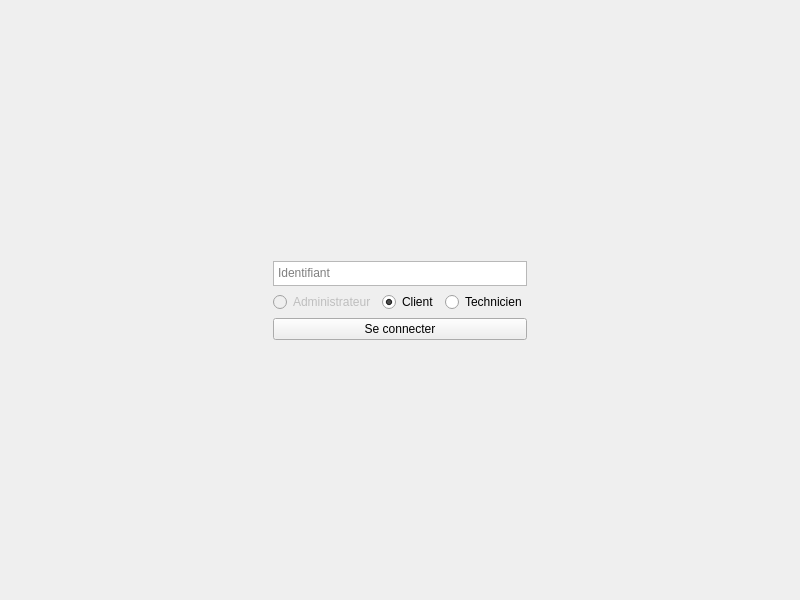
Old version of the form connexionwidget.ui in the repository madisonnoyer54/EasyTicket.
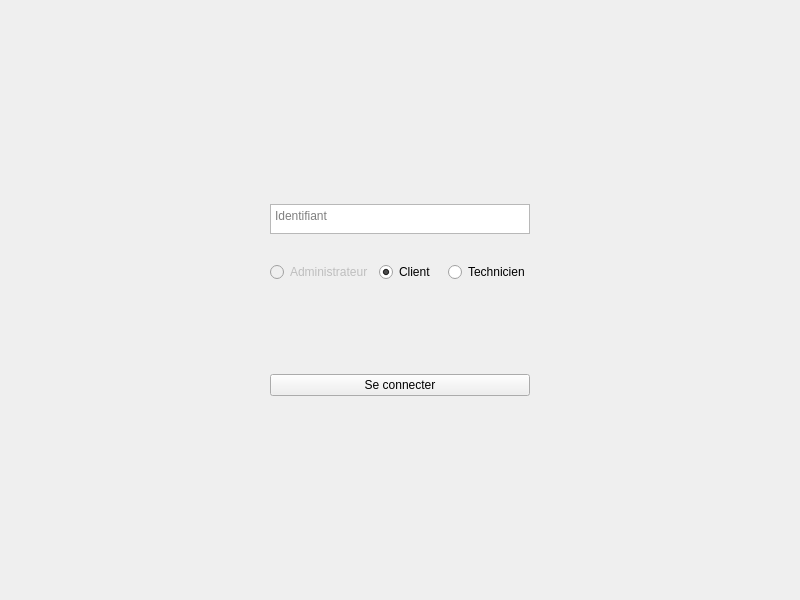
New version of the form.

Commit message: Cette fois c'est la bonne

Diff of the .ui file:
```diff
--- a/connexionwidget.ui
+++ b/connexionwidget.ui
@@ -16,9 +16,6 @@
   <property name="windowTitle">
    <string>Form</string>
   </property>
-  <property name="layoutDirection">
-   <enum>Qt::LeftToRight</enum>
-  </property>
   <layout class="QGridLayout" name="gridLayout">
    <property name="sizeConstraint">
     <enum>QLayout::SetNoConstraint</enum>
@@ -54,15 +51,15 @@
      <item>
       <widget class="QTextEdit" name="identifiantText">
        <property name="sizePolicy">
-        <sizepolicy hsizetype="Maximum" vsizetype="Maximum">
+        <sizepolicy hsizetype="Preferred" vsizetype="Preferred">
          <horstretch>0</horstretch>
          <verstretch>0</verstretch>
         </sizepolicy>
        </property>
        <property name="maximumSize">
         <size>
-         <width>300</width>
-         <height>25</height>
+         <width>16777215</width>
+         <height>30</height>
         </size>
        </property>
        <property name="acceptDrops">
@@ -71,9 +68,6 @@
        <property name="verticalScrollBarPolicy">
         <enum>Qt::ScrollBarAlwaysOff</enum>
        </property>
-       <property name="sizeAdjustPolicy">
-        <enum>QAbstractScrollArea::AdjustToContents</enum>
-       </property>
        <property name="lineWrapMode">
         <enum>QTextEdit::NoWrap</enum>
        </property>
@@ -92,6 +86,12 @@
          <property name="enabled">
           <bool>false</bool>
          </property>
+         <property name="sizePolicy">
+          <sizepolicy hsizetype="Expanding" vsizetype="Expanding">
+           <horstretch>0</horstretch>
+           <verstretch>0</verstretch>
+          </sizepolicy>
+         </property>
          <property name="text">
           <string>Administrateur</string>
          </property>
@@ -99,6 +99,12 @@
        </item>
        <item>
         <widget class="QRadioButton" name="Client">
+         <property name="sizePolicy">
+          <sizepolicy hsizetype="Expanding" vsizetype="Expanding">
+           <horstretch>0</horstretch>
+           <verstretch>0</verstretch>
+          </sizepolicy>
+         </property>
          <property name="text">
           <string>Client</string>
          </property>
@@ -109,6 +115,12 @@
        </item>
        <item>
         <widget class="QRadioButton" name="Technicien">
+         <property name="sizePolicy">
+          <sizepolicy hsizetype="Maximum" vsizetype="Expanding">
+           <horstretch>0</horstretch>
+           <verstretch>0</verstretch>
+          </sizepolicy>
+         </property>
          <property name="text">
           <string>Technicien</string>
          </property>
@@ -116,6 +128,19 @@
        </item>
       </layout>
      </item>
+     <item>
+      <spacer name="verticalSpacer_3">
+       <property name="orientation">
+        <enum>Qt::Vertical</enum>
+       </property>
+       <property name="sizeHint" stdset="0">
+        <size>
+         <width>20</width>
+         <height>40</height>
+        </size>
+       </property>
+      </spacer>
+     </item>
      <item>
       <widget class="QPushButton" name="connexion">
        <property name="text">
```
Left out of the diff: 5 changed lines with no effect on the pictures.
